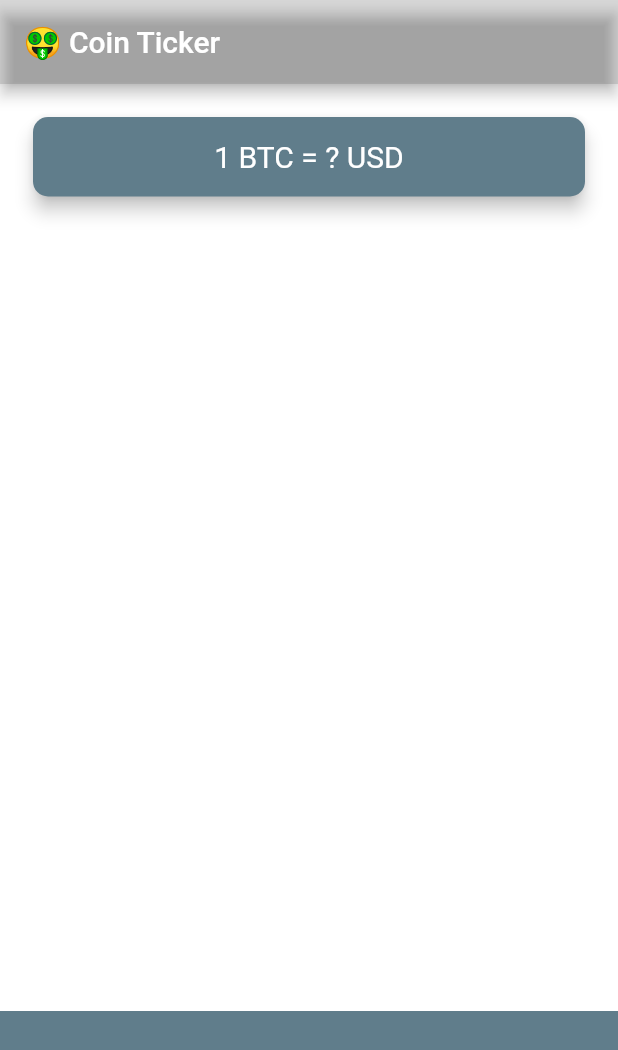
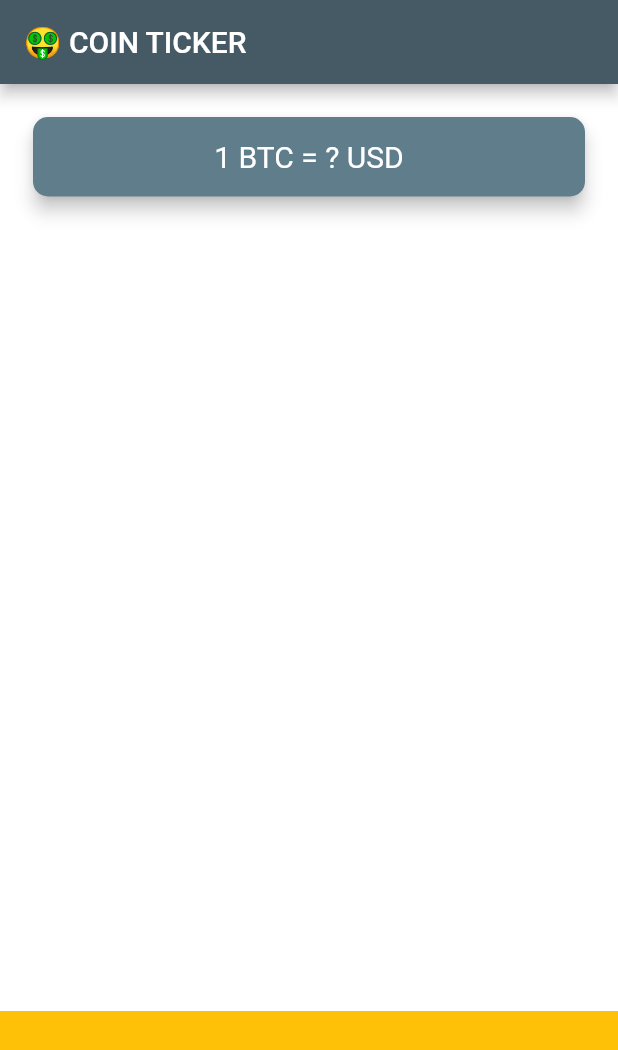
Before and after one commit to piotrstanny/flutter-crypto-live, a Flutter app: the screen it shows after launch, on a phone screen of 412 x 824 dp. Shown: the top 1050 px of the screen. Run offline on Flutter 3.47's test engine with Material 2 defaults, Android fonts, the phone set to English and light mode, and no system bars.

Commit message:
Improve styling

```diff
--- a/lib/main.dart
+++ b/lib/main.dart
@@ -10,7 +10,7 @@ class MyApp extends StatelessWidget {
   Widget build(BuildContext context) {
     return MaterialApp(
       theme: ThemeData.dark().copyWith(
-        primaryColor: Colors.black12,
+        primaryColor: Color(0xFF455A64),
         scaffoldBackgroundColor: Colors.white,
       ),
       home: PriceScreen(),
--- a/lib/price_screen.dart
+++ b/lib/price_screen.dart
@@ -10,7 +10,7 @@ class _PriceScreenState extends State<PriceScreen> {
   Widget build(BuildContext context) {
     return Scaffold(
       appBar: AppBar(
-        title: Text('🤑 Coin Ticker'),
+        title: Text('🤑 COIN TICKER'),
       ),
       body: Column(
         mainAxisAlignment: MainAxisAlignment.spaceBetween,
@@ -19,7 +19,7 @@ class _PriceScreenState extends State<PriceScreen> {
           Padding(
             padding: EdgeInsets.fromLTRB(18.0, 18.0, 18.0, 0),
             child: Card(
-              color: Colors.blueGrey,
+              color: Color(0xFF607D8B),
               elevation: 5.0,
               shape: RoundedRectangleBorder(
                 borderRadius: BorderRadius.circular(10.0),
@@ -41,7 +41,7 @@ class _PriceScreenState extends State<PriceScreen> {
             height: 150.0,
             alignment: Alignment.center,
             padding: EdgeInsets.only(bottom: 30.0),
-            color: Colors.blueGrey,
+            color: Color(0xFFFFC107),
             child: null,
           ),
         ],
```
